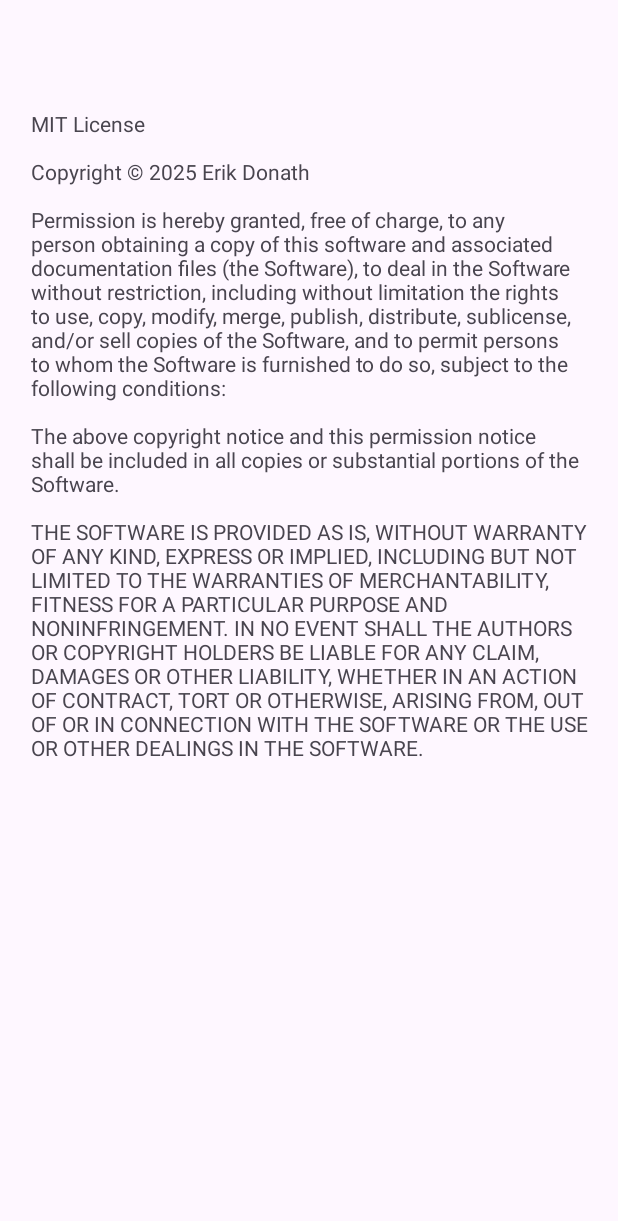
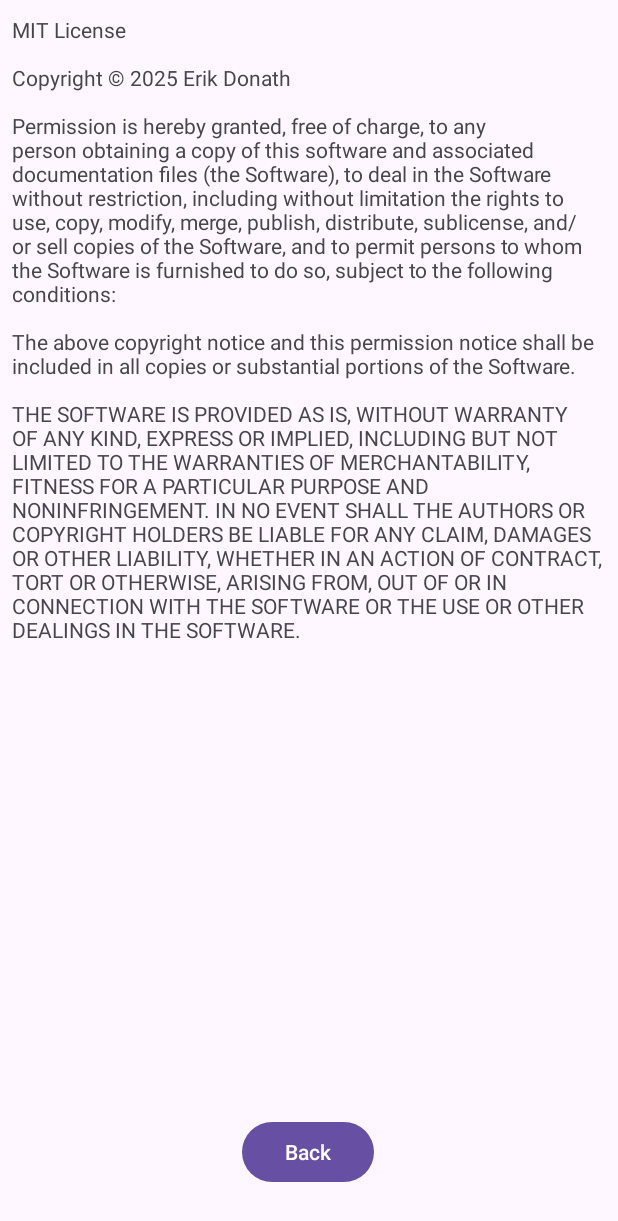
Before and after one commit to Erik-Donath/Palabra, an Android app: the layout activity_licens.xml on its own in the app's theme, with its tools: preview values and no code run, on a phone screen of 412 x 824 dp. Shown: the top 1221 px of the screen. Run offline under Robolectric (Android 15) with nearby library versions, the phone set to English and light mode, and no system bars.

Commit message:
Added License Link (Activity)

```diff
--- a/app/src/main/java/de/palabra/palabra/ui/MainActivity.kt
+++ b/app/src/main/java/de/palabra/palabra/ui/MainActivity.kt
@@ -29,19 +29,15 @@
         AppDatabase.create(this, CoroutineScope(SupervisorJob()))
 
         findViewById<Button>(R.id.settingsBtn).setOnClickListener {
-            println("TODO: Settings")
+            startActivity(Intent(this, LicensActivity::class.java))
         }
-
         findViewById<Button>(R.id.lektionBtn).setOnClickListener {
-            println("Pressed Lektion Btn")
             startActivity(Intent(this, LearnActivity::class.java))
         }
         findViewById<Button>(R.id.smartBtn).setOnClickListener {
-            println("Pressed Smart Btn")
             startActivity(Intent(this, LearnActivity::class.java))
         }
         findViewById<Button>(R.id.allBtn).setOnClickListener {
-            println("Pressed All Btn")
             startActivity(Intent(this, LearnActivity::class.java))
         }
     }
--- a/app/src/main/res/layout/activity_licens.xml
+++ b/app/src/main/res/layout/activity_licens.xml
@@ -9,13 +9,26 @@
 
     <TextView
         android:id="@+id/textView"
-        android:layout_width="375dp"
-        android:layout_height="561dp"
+        android:layout_width="0dp"
+        android:layout_height="wrap_content"
+        android:layout_marginStart="8dp"
+        android:layout_marginTop="10dp"
+        android:layout_marginEnd="8dp"
         android:text="@string/licens"
         app:layout_constraintBottom_toBottomOf="parent"
         app:layout_constraintEnd_toEndOf="parent"
-        app:layout_constraintHorizontal_bias="0.555"
         app:layout_constraintStart_toStartOf="parent"
         app:layout_constraintTop_toTopOf="parent"
-        app:layout_constraintVertical_bias="0.276" />
+        app:layout_constraintVertical_bias="0" />
+
+    <Button
+        android:id="@+id/backBtn"
+        android:layout_width="wrap_content"
+        android:layout_height="wrap_content"
+        android:layout_marginBottom="32dp"
+        android:text="Back"
+        app:layout_constraintBottom_toBottomOf="parent"
+        app:layout_constraintEnd_toEndOf="parent"
+        app:layout_constraintHorizontal_bias="0.498"
+        app:layout_constraintStart_toStartOf="parent" />
 </androidx.constraintlayout.widget.ConstraintLayout>
```
Also changed, not shown: app/src/main/java/de/palabra/palabra/ui/LicensActivity.kt (+3 -15 lines).
